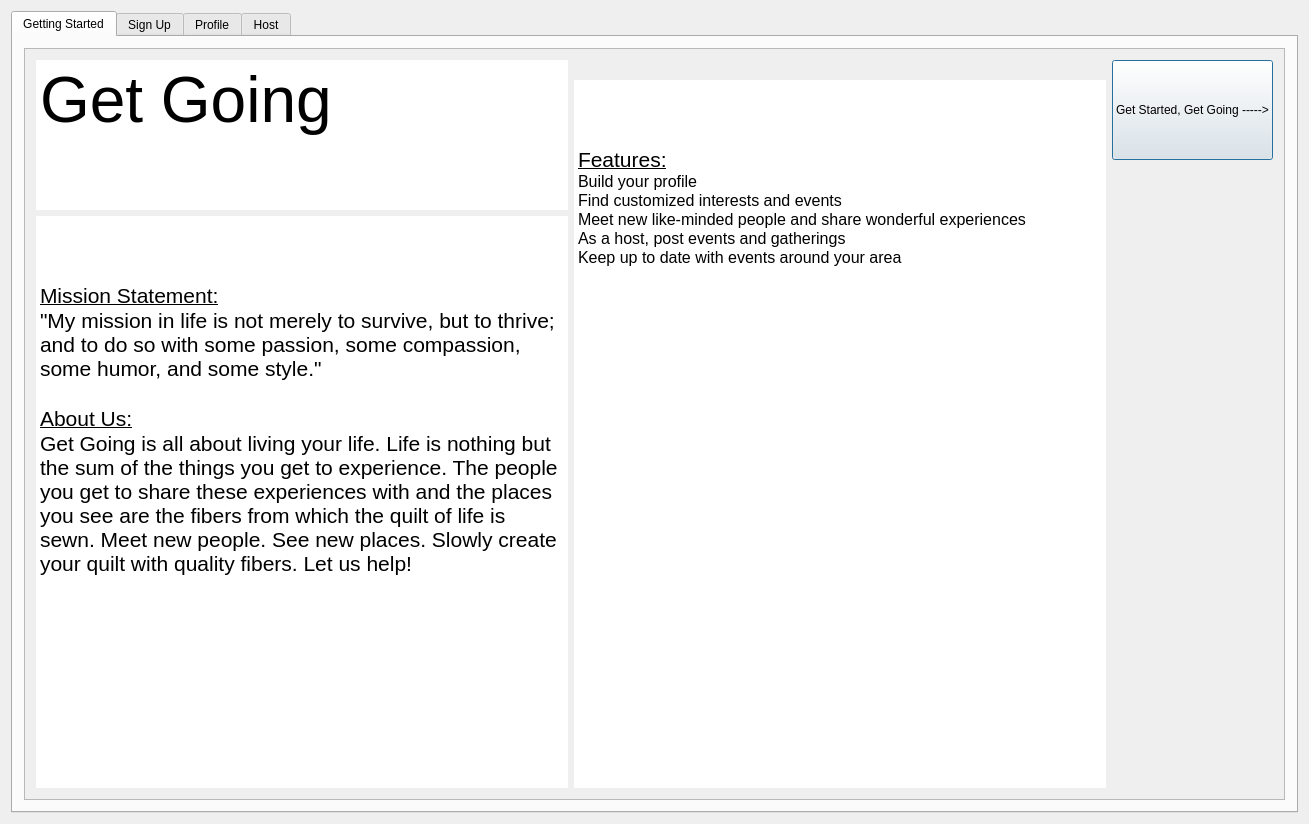
Above: src/web-app/interestdata.ui from Aesylwinn/software-engineering before the change. Below: the same form after it.
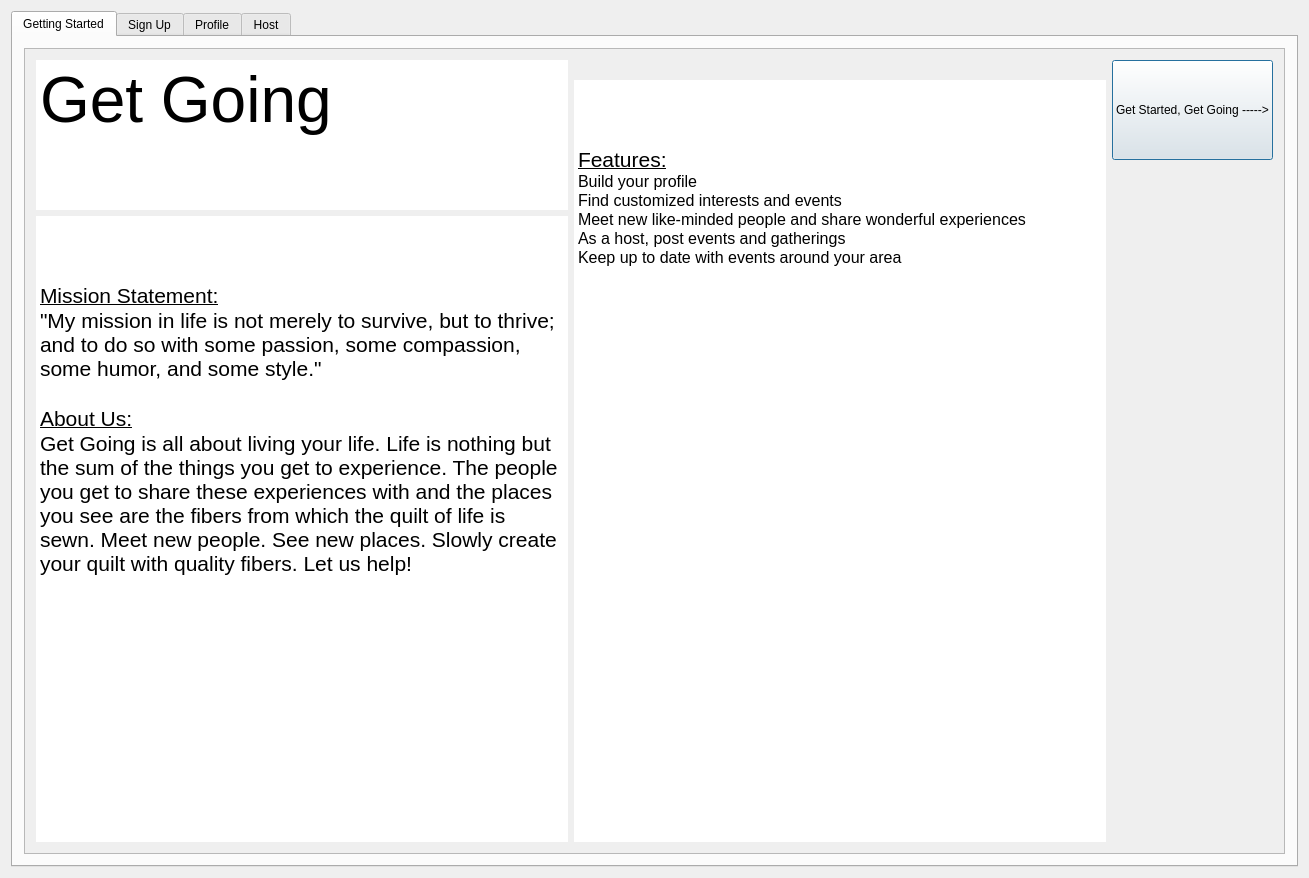
That is the form after the change. The open tabs and pages were chosen to show the change. Icons and pictures are not drawn.

What changed in the file:
```diff
--- a/src/web-app/interestdata.ui
+++ b/src/web-app/interestdata.ui
@@ -7,7 +7,7 @@
     <x>0</x>
     <y>0</y>
     <width>1309</width>
-    <height>824</height>
+    <height>878</height>
    </rect>
   </property>
   <property name="windowTitle">
@@ -55,8 +55,8 @@
            <rect>
             <x>0</x>
             <y>0</y>
-            <width>1267</width>
-            <height>759</height>
+            <width>1264</width>
+            <height>782</height>
            </rect>
           </property>
           <layout class="QHBoxLayout" name="horizontalLayout_10">
@@ -103,8 +103,8 @@
                 <string>&lt;!DOCTYPE HTML PUBLIC &quot;-//W3C//DTD HTML 4.0//EN&quot; &quot;http://www.w3.org/TR/REC-html40/strict.dtd&quot;&gt;
 &lt;html&gt;&lt;head&gt;&lt;meta name=&quot;qrichtext&quot; content=&quot;1&quot; /&gt;&lt;style type=&quot;text/css&quot;&gt;
 p, li { white-space: pre-wrap; }
-&lt;/style&gt;&lt;/head&gt;&lt;body style=&quot; font-family:'MS Shell Dlg 2'; font-size:8.25pt; font-weight:400; font-style:normal;&quot;&gt;
-&lt;p style=&quot;-qt-paragraph-type:empty; margin-top:0px; margin-bottom:0px; margin-left:0px; margin-right:0px; -qt-block-indent:0; text-indent:0px;&quot;&gt;&lt;br /&gt;&lt;/p&gt;
+&lt;/style&gt;&lt;/head&gt;&lt;body style=&quot; font-family:'MS Shell Dlg 2'; font-size:7.8pt; font-weight:400; font-style:normal;&quot;&gt;
+&lt;p style=&quot;-qt-paragraph-type:empty; margin-top:0px; margin-bottom:0px; margin-left:0px; margin-right:0px; -qt-block-indent:0; text-indent:0px; font-size:8.25pt;&quot;&gt;&lt;br /&gt;&lt;/p&gt;
 &lt;p style=&quot;-qt-paragraph-type:empty; margin-top:0px; margin-bottom:0px; margin-left:0px; margin-right:0px; -qt-block-indent:0; text-indent:0px; font-size:16pt; text-decoration: underline;&quot;&gt;&lt;br /&gt;&lt;/p&gt;
 &lt;p style=&quot;-qt-paragraph-type:empty; margin-top:0px; margin-bottom:0px; margin-left:0px; margin-right:0px; -qt-block-indent:0; text-indent:0px; font-size:16pt; text-decoration: underline;&quot;&gt;&lt;br /&gt;&lt;/p&gt;
 &lt;p style=&quot; margin-top:0px; margin-bottom:0px; margin-left:0px; margin-right:0px; -qt-block-indent:0; text-indent:0px;&quot;&gt;&lt;span style=&quot; font-size:16pt; text-decoration: underline;&quot;&gt;Mission Statement:&lt;/span&gt;&lt;/p&gt;
@@ -141,8 +141,8 @@
                 <string>&lt;!DOCTYPE HTML PUBLIC &quot;-//W3C//DTD HTML 4.0//EN&quot; &quot;http://www.w3.org/TR/REC-html40/strict.dtd&quot;&gt;
 &lt;html&gt;&lt;head&gt;&lt;meta name=&quot;qrichtext&quot; content=&quot;1&quot; /&gt;&lt;style type=&quot;text/css&quot;&gt;
 p, li { white-space: pre-wrap; }
-&lt;/style&gt;&lt;/head&gt;&lt;body style=&quot; font-family:'MS Shell Dlg 2'; font-size:8.25pt; font-weight:400; font-style:normal;&quot;&gt;
-&lt;p style=&quot;-qt-paragraph-type:empty; margin-top:0px; margin-bottom:0px; margin-left:0px; margin-right:0px; -qt-block-indent:0; text-indent:0px;&quot;&gt;&lt;br /&gt;&lt;/p&gt;
+&lt;/style&gt;&lt;/head&gt;&lt;body style=&quot; font-family:'MS Shell Dlg 2'; font-size:7.8pt; font-weight:400; font-style:normal;&quot;&gt;
+&lt;p style=&quot;-qt-paragraph-type:empty; margin-top:0px; margin-bottom:0px; margin-left:0px; margin-right:0px; -qt-block-indent:0; text-indent:0px; font-size:8.25pt;&quot;&gt;&lt;br /&gt;&lt;/p&gt;
 &lt;p style=&quot;-qt-paragraph-type:empty; margin-top:0px; margin-bottom:0px; margin-left:0px; margin-right:0px; -qt-block-indent:0; text-indent:0px; font-size:16pt; text-decoration: underline;&quot;&gt;&lt;br /&gt;&lt;/p&gt;
 &lt;p style=&quot;-qt-paragraph-type:empty; margin-top:0px; margin-bottom:0px; margin-left:0px; margin-right:0px; -qt-block-indent:0; text-indent:0px; font-size:16pt; text-decoration: underline;&quot;&gt;&lt;br /&gt;&lt;/p&gt;
 &lt;p style=&quot; margin-top:0px; margin-bottom:0px; margin-left:0px; margin-right:0px; -qt-block-indent:0; text-indent:0px;&quot;&gt;&lt;span style=&quot; font-size:16pt; text-decoration: underline;&quot;&gt;Features:&lt;/span&gt;&lt;/p&gt;
```
Left out of the diff: 14 changed lines with no effect on the pictures.
